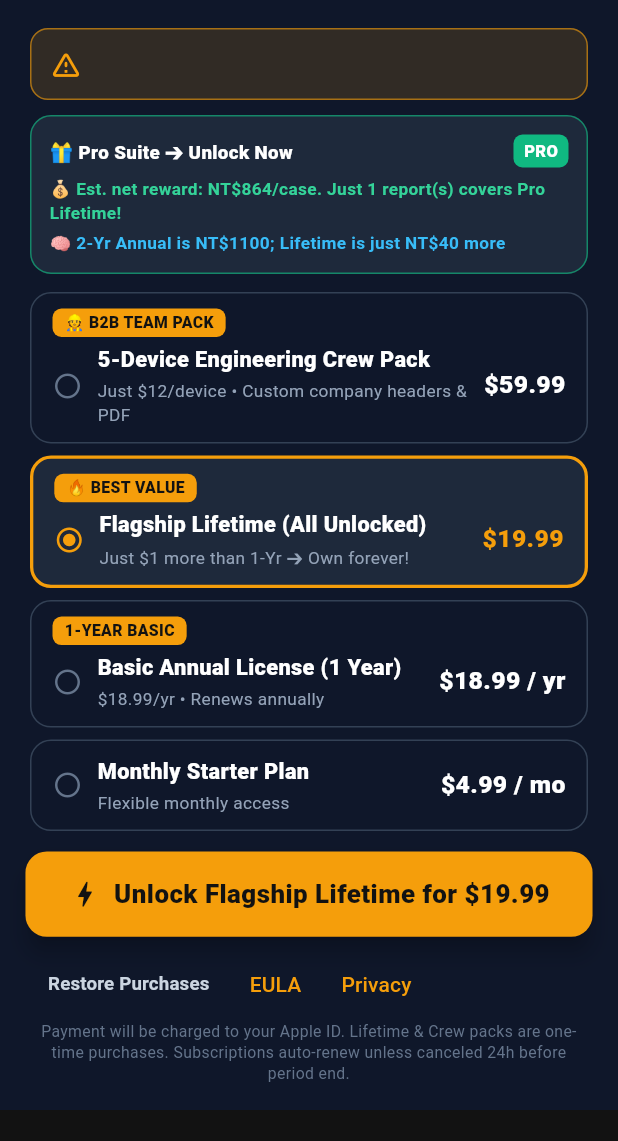
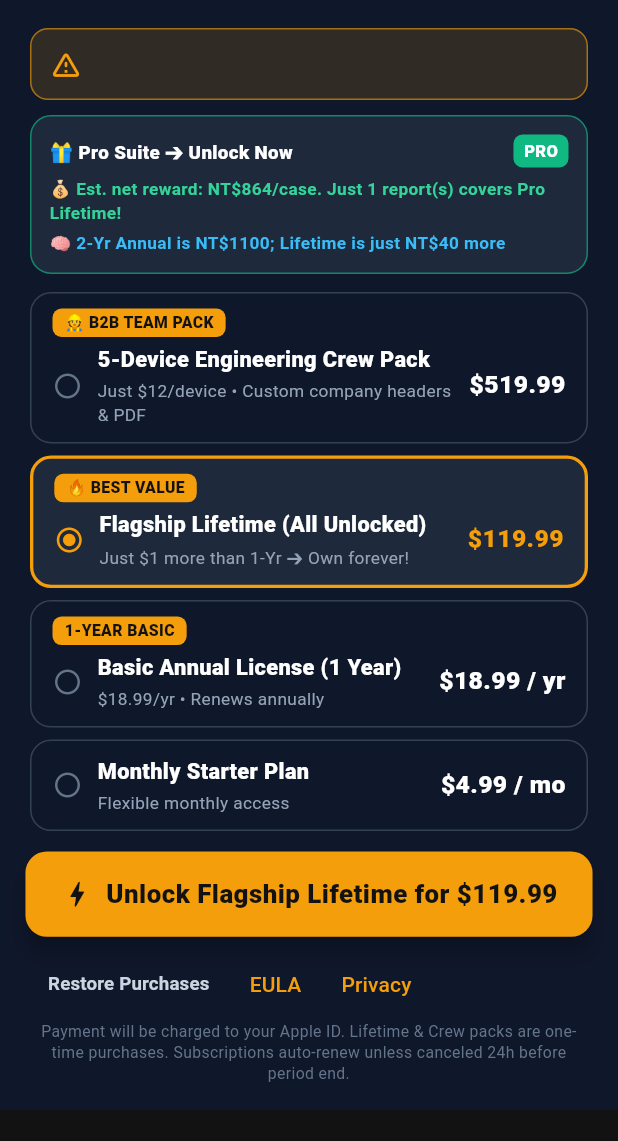
Before and after one commit to beigou0427/timecam_pro_app, a Flutter app: the PaywallSheet widget shown alone on an empty page, opened directly with empty values, on a phone screen of 412 x 824 dp, the part 77-1218 px from its top. Run offline on Flutter 3.47's test engine with Material 3 defaults, Android fonts, the phone set to English and light mode, and no system bars; our stand-ins replace in_app_purchase.

Commit message:
fix: price integrity

```diff
--- a/lib/core/activation_quota_engine.dart
+++ b/lib/core/activation_quota_engine.dart
@@ -162,7 +162,7 @@ class ActivationQuotaEngine {
     if (quota.totalSavedMB > 0.0) {
       return isZh
           ? '🔥 您剛才已體驗極速瘦身（累計已省下 ${quota.formattedTotalSavedMB}）！免費體驗券已用完，立即以 NT\$590 終身買斷，即可永久無限次匯出這支 $formattedEstimatedSize 檢舉影片（車號 $plateNumber，節省 $pct%）！'
-          : '🔥 You already saved ${quota.formattedTotalSavedMB} with your free pass! Unlock Pro Lifetime (\$19.99) to export this $formattedEstimatedSize clip (Plate $plateNumber, -$pct%) and enjoy unlimited exports!';
+          : '🔥 You already saved ${quota.formattedTotalSavedMB} with your free pass! Unlock Pro Lifetime (\$119.99) to export this $formattedEstimatedSize clip (Plate $plateNumber, -$pct%) and enjoy unlimited exports!';
     }
     return isZh
         ? '⚠️ 您的 $formattedEstimatedSize 檢舉影片（車號 $plateNumber，節省 $pct% 容量）已精算就緒！立即解鎖 Pro 即可一鍵壓縮匯出並趕在 7 日期限內送件。'
--- a/lib/core/ariely_decoy_pricing_engine.dart
+++ b/lib/core/ariely_decoy_pricing_engine.dart
@@ -22,7 +22,7 @@ class ArielyDecoyPricingEngine {
   static const List<DecoyPricingOption> decoyMatrix = <DecoyPricingOption>[
     DecoyPricingOption(role: ArielyOfferRole.lowAnchor, skuId: 'com.beigou.timecampro.monthly150', priceNtd: 150, priceUsd: 4.99, annualizedCostNtd: 1800, titleZh: '單月輕量體驗版', titleEn: 'Monthly Starter Plan', comparisonTagZh: r'一年累計 NT$1,800', comparisonTagEn: r'$4.99/mo'),
     DecoyPricingOption(role: ArielyOfferRole.decoyDominated, skuId: 'com.beigou.timecampro.annual550', priceNtd: 550, priceUsd: 18.99, annualizedCostNtd: 550, titleZh: '純年費基本授權 (1年期)', titleEn: 'Basic Annual License', comparisonTagZh: r'僅限1年使用・不含法條庫', comparisonTagEn: r'$18.99/yr'),
-    DecoyPricingOption(role: ArielyOfferRole.targetHero, skuId: 'com.beigou.timecampro.lifetime590', priceNtd: 590, priceUsd: 19.99, annualizedCostNtd: 295, titleZh: '終身買斷旗艦版', titleEn: 'Lifetime Flagship', comparisonTagZh: r'只比年費多 NT$40 ➔ 永久終身', comparisonTagEn: r'Just $1 more ➔ Own Forever'),
+    DecoyPricingOption(role: ArielyOfferRole.targetHero, skuId: 'com.beigou.timecampro.lifetime590', priceNtd: 590, priceUsd: 119.99, annualizedCostNtd: 295, titleZh: '終身買斷旗艦版', titleEn: 'Lifetime Flagship', comparisonTagZh: r'只比年費多 NT$40 ➔ 永久終身', comparisonTagEn: r'Just $1 more ➔ Own Forever'),
   ];
   static int twoYearTotalCostNtd(DecoyPricingOption option) => option.role == ArielyOfferRole.lowAnchor ? option.priceNtd * 24 : (option.role == ArielyOfferRole.decoyDominated ? option.priceNtd * 2 : option.priceNtd);
   static int twoYearSavingsVsDecoyNtd() => (twoYearTotalCostNtd(decoyMatrix[1]) - twoYearTotalCostNtd(decoyMatrix[2])).clamp(0, 100000);
--- a/lib/core/persona_positioning_engine.dart
+++ b/lib/core/persona_positioning_engine.dart
@@ -84,15 +84,15 @@ class PersonaPositioningEngine {
       case UserPersonaMode.trafficEvidence:
         return isZh
             ? r'🚓 升級 Pro (NT$590 買斷)：永久解鎖 20MB 檢舉影片壓縮與全台道交法條模板！'
-            : r'🚓 Pro Lifetime ($19.99): Unlimited 20MB video compression & traffic templates!';
+            : r'🚓 Pro Lifetime ($119.99): Unlimited 20MB video compression & traffic templates!';
       case UserPersonaMode.fieldEngineering:
         return isZh
             ? r'👷 升級 Pro (NT$590 買斷)：移除右下角品牌標章、啟用完整 12 碼防偽指紋與案場抬頭！'
-            : r'👷 Pro Lifetime ($19.99): Remove brand badge & unlock full 12-char integrity seal!';
+            : r'👷 Pro Lifetime ($119.99): Remove brand badge & unlock full 12-char integrity seal!';
       case UserPersonaMode.logisticsProof:
         return isZh
             ? r'📦 升級 Pro (NT$590 買斷)：無限匯出高壓縮比配送存證影片與防竄改時間水印！'
-            : r'📦 Pro Lifetime ($19.99): Unlimited delivery proof video compression & UTC+8 seal!';
+            : r'📦 Pro Lifetime ($119.99): Unlimited delivery proof video compression & UTC+8 seal!';
     }
   }
 }
--- a/lib/core/revenue_accelerator_engine.dart
+++ b/lib/core/revenue_accelerator_engine.dart
@@ -13,16 +13,16 @@ enum MonetizationTierSpec {
   personalLifetime(
     skuId: 'com.beigou.timecampro.lifetime590',
     priceNtd: 590,
-    priceUsd: 19.99,
+    priceUsd: 119.99,
     titleZh: '個人終身買斷版 (永久解鎖)',
     titleEn: 'Personal Lifetime (One-Time)',
     pitchZh: r'一次付費 NT$590 永久使用・檢舉 1 件煙蒂獎金即回本',
-    pitchEn: r'Pay $19.99 once, own forever. Zero recurring fees.',
+    pitchEn: r'Pay $119.99 once, own forever. Zero recurring fees.',
   ),
   b2bContractorPro(
     skuId: 'com.beigou.timecampro.b2b990',
     priceNtd: 990,
-    priceUsd: 29.99,
+    priceUsd: 219.99,
     titleZh: '工程商務驗收版 (公司抬頭/防偽章)',
     titleEn: 'B2B Contractor Edition',
     pitchZh: r'專為太陽能/營造包商打造・自訂公司標案抬頭與12碼防偽碼',
--- a/lib/core/verna_flash_offer_engine.dart
+++ b/lib/core/verna_flash_offer_engine.dart
@@ -48,7 +48,7 @@ class VernaFlashOfferEngine {
     if (!state.isActive) {
       return isZh
           ? '⚡ 解鎖個人終身買斷版（NT\$${state.standardPriceNtd} 一次付費永久使用）'
-          : r'⚡ Unlock Personal Lifetime ($19.99 One-Time)';
+          : r'⚡ Unlock Personal Lifetime ($119.99 One-Time)';
     }
     final String timer = formatMmSs(state.remainingSeconds);
     return isZh
--- a/lib/main.dart
+++ b/lib/main.dart
@@ -281,7 +281,7 @@ class _TimeCamHomeShellState extends State<TimeCamHomeShell> {
                 _openPaywall(
                   _isZh
                       ? r'立即升級旗艦終身版 (NT$590) 或 5人工程班組包 (NT$1,990)，永久解鎖 20MB 壓縮、A4 驗收 PDF 與全套法條！'
-                      : r'Upgrade to Lifetime ($19.99) or 5-Seat Crew Pack ($59.99) for unlimited 20MB compression & A4 PDFs!',
+                      : r'Upgrade to Lifetime ($119.99) or 5-Seat Crew Pack ($519.99) for unlimited 20MB compression & A4 PDFs!',
                 );
               }
             },
--- a/lib/ui/widgets/paywall_sheet.dart
+++ b/lib/ui/widgets/paywall_sheet.dart
@@ -12,7 +12,7 @@ enum ProPlanTier {
     titleZh: '工程班組 5 機包 (支援公司報帳)',
     titleEn: '5-Device Engineering Crew Pack',
     priceTextZh: r'NT$1,990',
-    priceTextEn: r'$59.99',
+    priceTextEn: r'$519.99',
     subNoteZh: r'平均每台僅 NT$398・自訂公司抬頭與 A4 驗收書',
     subNoteEn: r'Just $12/device • Custom company headers & PDF',
     badgeZh: '👷 B2B 工程團隊首選',
@@ -23,7 +23,7 @@ enum ProPlanTier {
     titleZh: '旗艦終身買斷版 (全套解鎖)',
     titleEn: 'Flagship Lifetime (All Unlocked)',
     priceTextZh: r'NT$590',
-    priceTextEn: r'$19.99',
+    priceTextEn: r'$119.99',
     subNoteZh: r'只比年費多 NT$40 ➔ 永久終身＋法條＋12碼防偽',
     subNoteEn: r'Just $1 more than 1-Yr ➔ Own forever!',
     badgeZh: '🔥 68% 用戶首選・最划算',
@@ -431,11 +431,11 @@ class _PaywallSheetState extends State<PaywallSheet> {
       case ProPlanTier.b2bCrew:
         return widget.isZh
             ? r'解鎖 5 人工程班組包 (NT$1,990 可報帳)'
-            : r'Unlock 5-Device Crew Pack ($59.99)';
+            : r'Unlock 5-Device Crew Pack ($519.99)';
       case ProPlanTier.lifetime:
         return widget.isZh
             ? r'立即以 NT$590 永久解鎖旗艦終身版'
-            : r'Unlock Flagship Lifetime for $19.99';
+            : r'Unlock Flagship Lifetime for $119.99';
       case ProPlanTier.annual:
         return widget.isZh
             ? r'訂閱 1 年期基本授權 (NT$550/年)'
```
Also changed, not shown: 2 other files.
